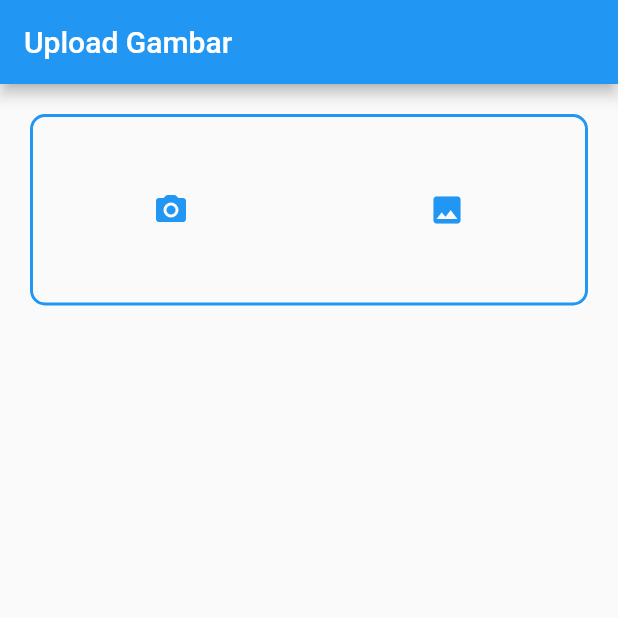
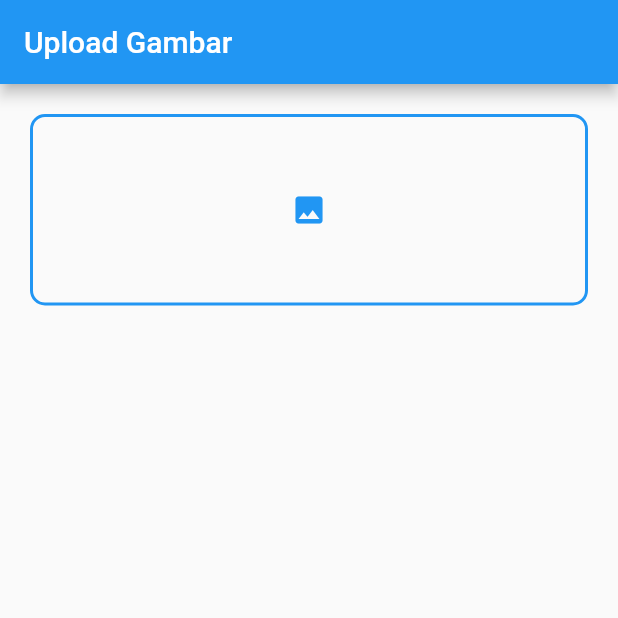
Before and after one commit to izzudin26/Sociaroad-flutter, a Flutter app: the ImageUploader screen opened directly, after a tap on the "image" icon, on a phone screen of 412 x 824 dp, the top half of it. Run offline on Flutter 3.47's test engine with Material 2 defaults, Android fonts, the phone set to English and light mode, and no system bars; our stand-ins replace firebase_auth, firebase_core, geocoding, geolocator, google_maps_flutter, image_picker; accounts and stored records are empty.

Commit message:
fixing image picker force close

```diff
--- a/lib/widget/createReport.dart
+++ b/lib/widget/createReport.dart
@@ -64,7 +64,8 @@ class _CreateReportState extends State<CreateReport> {
                       MaterialPageRoute(builder: (context) => ImageUploader()));
                 });
               },
-              child: Text("Laporkan", style: TextStyle(color: Colors.blue)))
+              child:
+                  Text("Upload Gambar", style: TextStyle(color: Colors.blue)))
         ],
         bottom: !isProcessing
             ? null
@@ -82,7 +83,6 @@ class _CreateReportState extends State<CreateReport> {
               children: [
                 TextField(
                   controller: address,
-                  readOnly: true,
                   decoration: InputDecoration(
                       label: Text("Alamat"),
                       border: OutlineInputBorder(
@@ -117,7 +117,6 @@ class _CreateReportState extends State<CreateReport> {
                   controller: description,
                   maxLines: 3,
                   minLines: 3,
-                  readOnly: true,
                   decoration: InputDecoration(
                       label: Text("Keterangan Tambahan"),
                       border: OutlineInputBorder(
--- a/lib/widget/imageUploader.dart
+++ b/lib/widget/imageUploader.dart
@@ -1,3 +1,5 @@
+import 'dart:io';
+
 import 'package:flutter/material.dart';
 import 'package:image_picker/image_picker.dart';
 import 'package:society_road/model/imagePickerModel.dart';
@@ -11,20 +13,24 @@ class ImageUploader extends StatefulWidget {
 
 class _ImageUploaderState extends State<ImageUploader> {
   late XFile image;
-  List<ImagePickerModel> images = [];
+
+  List<String> images = [];
   final ImagePicker _picker = ImagePicker();
 
   void pickImage(String type) async {
     try {
       XFile? img = await _picker.pickImage(
-          source: type == "gallery" ? ImageSource.gallery : ImageSource.camera);
+          source: ImageSource.gallery, maxHeight: 300, maxWidth: 300);
       if (img != null) {
         print(img.path);
         setState(() {
-          images.add(ImagePickerModel(locationPath: img.path));
+          images.add(img.path);
         });
+        print(images);
       }
-    } catch (e) {}
+    } catch (e) {
+      print(e);
+    }
   }
 
   Widget showImages() {
@@ -34,7 +40,7 @@ class _ImageUploaderState extends State<ImageUploader> {
               .map((e) => Stack(
                     children: [
                       Container(
-                        child: Image.asset(e.locationPath),
+                        child: Image.file(File(e)),
                       )
                     ],
                   ))
@@ -68,16 +74,6 @@ class _ImageUploaderState extends State<ImageUploader> {
                             height: MediaQuery.of(context).size.height * .15,
                             child: InkWell(
                               onTap: () {
-                                pickImage("camera");
-                              },
-                              child: Icon(Icons.camera_alt_rounded,
-                                  color: Colors.blue),
-                            ))),
-                    Expanded(
-                        child: Container(
-                            height: MediaQuery.of(context).size.height * .15,
-                            child: InkWell(
-                              onTap: () {
                                 pickImage("gallery");
                               },
                               child: Icon(Icons.image, color: Colors.blue),
```
Also changed, not shown: lib/registration.dart (+39 -8 lines), lib/widget/userDetail.dart (+61 -2 lines).
